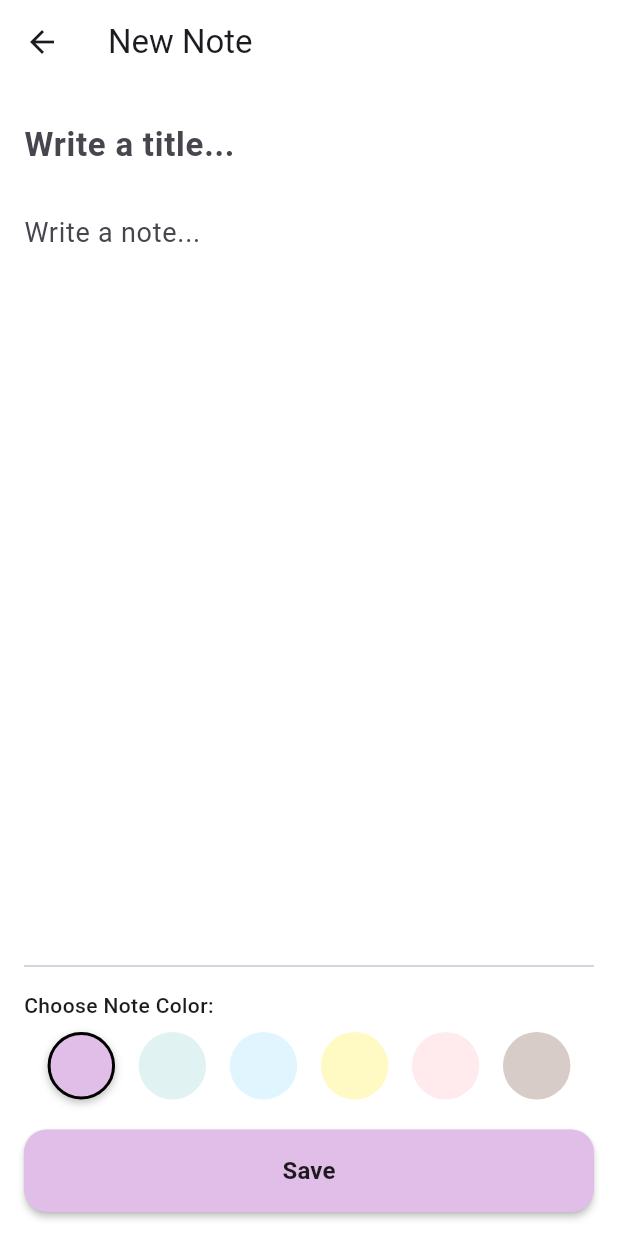
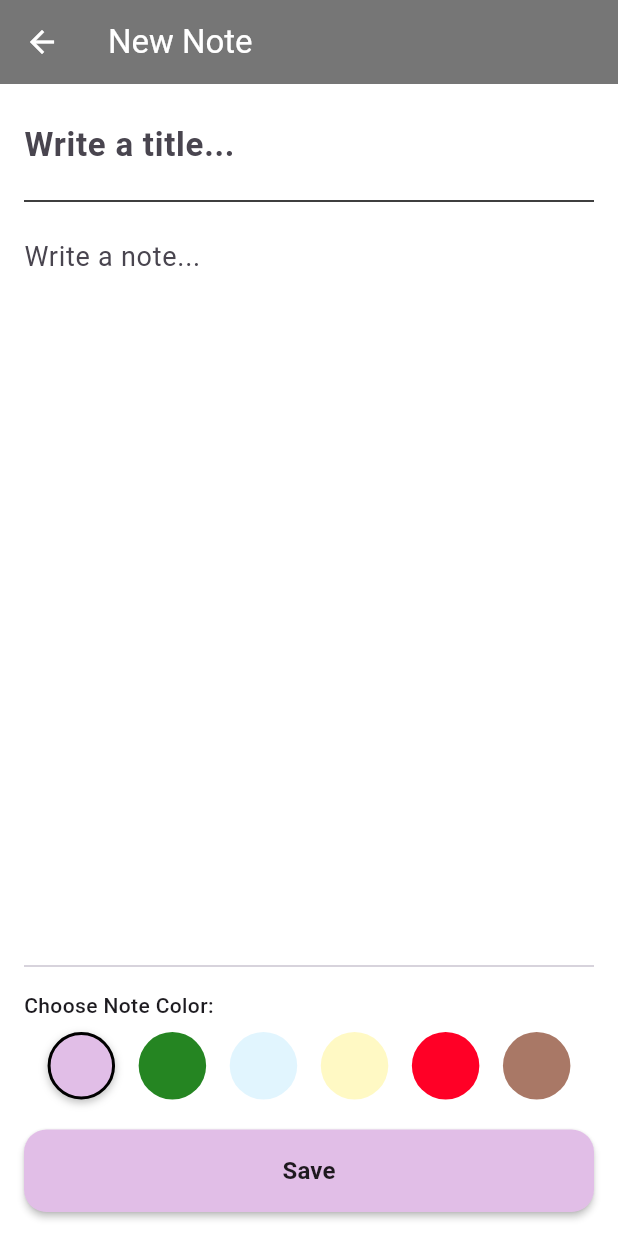
Before and after one commit to babaganush34/to_do_1_0, a Flutter app: the screen it shows after launch, after a tap on the "add" icon, on a phone screen of 412 x 824 dp. Run offline on Flutter 3.47's test engine with Material 3 defaults, Android fonts, the phone set to English and light mode, and no system bars.

Commit message:
Fifth commit

```diff
--- a/lib/addPage.dart
+++ b/lib/addPage.dart
@@ -3,31 +3,43 @@ import 'package:flutter/material.dart';
 import 'main.dart';
 
 class AddPage extends StatefulWidget {
-  const AddPage({super.key});
+  final Note? note;
+
+  const AddPage({super.key, this.note});
 
   @override
   State<AddPage> createState() => _AddPageState();
 }
 
 class _AddPageState extends State<AddPage> {
-  final titleController = TextEditingController();
-  final contentController = TextEditingController();
+  late TextEditingController titleController;
+  late TextEditingController contentController;
   final List<Color> colors = [
     const Color(0xFFE1BEE7),
-    const Color(0xFFE0F2F1),
+    const Color.fromARGB(255, 37, 133, 34),
     const Color(0xFFE1F5FE),
     const Color(0xFFFFF9C4),
-    const Color(0xFFFFEBEE),
-    const Color(0xFFD7CCC8),
+    const Color.fromARGB(255, 255, 0, 38),
+    const Color.fromARGB(255, 169, 120, 102),
   ];
 
   Color selectedColor = const Color(0xFFE1BEE7);
+  void initState() {
+    super.initState();
+    titleController = TextEditingController(text: widget.note?.title ?? "");
+    contentController = TextEditingController(text: widget.note?.content ?? "");
+    selectedColor = widget.note?.color ?? const Color(0xFFE1BEE7);
+  }
 
   @override
   Widget build(BuildContext context) {
     return Scaffold(
       backgroundColor: Colors.white,
-      appBar: AppBar(title: const Text("New Note"), backgroundColor: Colors.white,),
+      appBar: AppBar(
+        title: const Text("New Note"),
+        backgroundColor: const Color.fromARGB(255, 118, 118, 118),
+        foregroundColor: Colors.white,
+      ),
       body: Padding(
         padding: const EdgeInsets.all(16.0),
         child: Column(
@@ -41,7 +53,9 @@ class _AddPageState extends State<AddPage> {
                 border: InputBorder.none,
               ),
             ),
-            const SizedBox(height: 10),
+            const SizedBox(height: 5),
+            const Divider(color: Colors.black,),
+            const SizedBox(height: 5),
             Expanded(
               child: TextField(
                 controller: contentController,
--- a/lib/main.dart
+++ b/lib/main.dart
@@ -54,23 +54,18 @@ class _MyHomePageState extends State<MyHomePage> {
       backgroundColor: Colors.white,
       appBar: AppBar(
         elevation: 0,
-        backgroundColor: Colors.white,
-        foregroundColor: Colors.black,
-        title: const Text("Title"),
+        backgroundColor: const Color.fromARGB(255, 118, 118, 118),
+        foregroundColor: Colors.white,
+        title: const Text(
+          "NOTES",
+          style: TextStyle(fontWeight: FontWeight.bold),
+        ),
       ),
       body: Padding(
-        padding: const EdgeInsets.symmetric(horizontal: 16.0),
+        padding: const EdgeInsets.symmetric(horizontal: 16.0, vertical: 16.0),
         child: Column(
           crossAxisAlignment: CrossAxisAlignment.start,
           children: [
-            const Padding(
-              padding: EdgeInsets.symmetric(vertical: 20.0),
-              child: Text(
-                "Notes",
-                style: TextStyle(fontSize: 22, fontWeight: FontWeight.w500),
-                textAlign: TextAlign.center,
-              ),
-            ),
             Expanded(
               child: GridView.builder(
                 gridDelegate: const SliverGridDelegateWithFixedCrossAxisCount(
@@ -123,7 +118,7 @@ class _MyHomePageState extends State<MyHomePage> {
         ),
       ),
       floatingActionButton: FloatingActionButton(
-        backgroundColor: Colors.redAccent,
+        backgroundColor: const Color.fromARGB(255, 118, 118, 118),
         shape: const CircleBorder(),
         onPressed: () => navigateToAddPage(context),
         child: const Icon(Icons.add, color: Colors.white, size: 30),
@@ -140,6 +135,10 @@ class _MyHomePageState extends State<MyHomePage> {
       setState(() {
         notes.removeAt(index);
       });
+    } else if (result is Note) {
+      setState(() {
+        notes[index] = result;
+      });
     }
   }
 }
```
Also changed, not shown: lib/viewNotePage.dart (+44 -5 lines).
